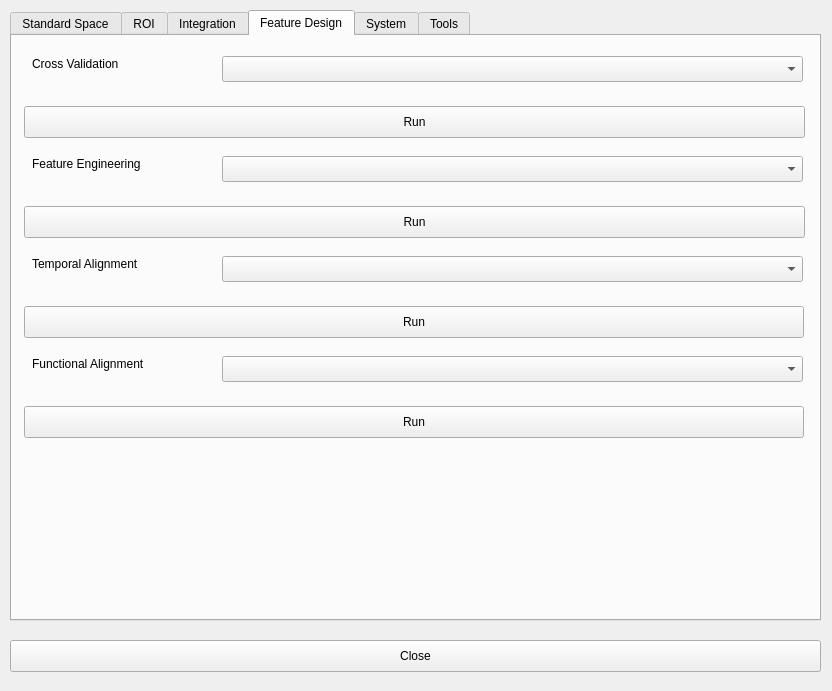
First picture: the form in GUI/frmFeatureAnalysisGUI.ui, repository myousefnezhad/easyfmri, before the edit.
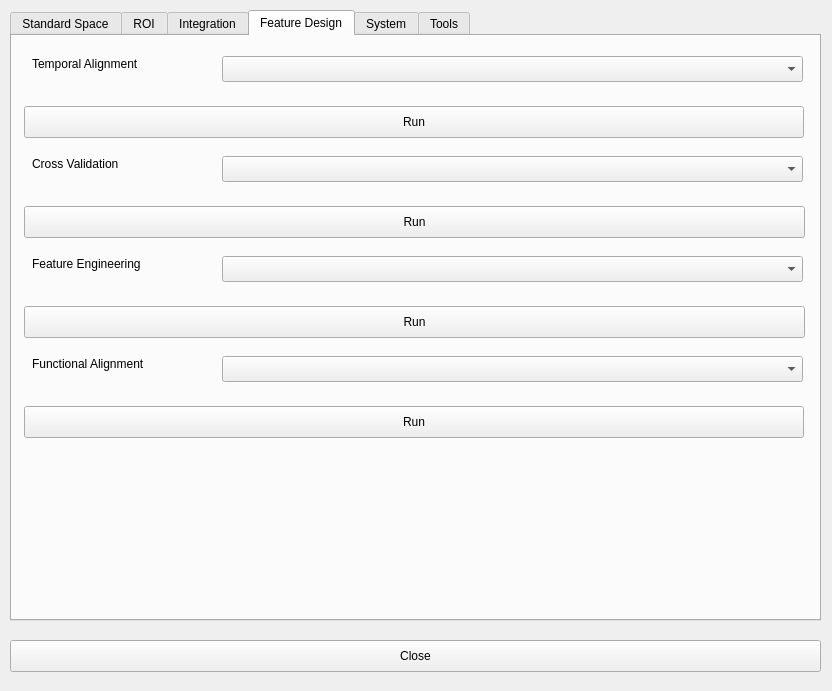
Second picture: the form after the edit. The open tabs and pages were chosen to show the change.

Diff of the .ui file:
```diff
--- a/GUI/frmFeatureAnalysisGUI.ui
+++ b/GUI/frmFeatureAnalysisGUI.ui
@@ -2281,7 +2281,7 @@
      <property name="geometry">
       <rect>
        <x>20</x>
-       <y>120</y>
+       <y>220</y>
        <width>191</width>
        <height>16</height>
       </rect>
@@ -2294,7 +2294,7 @@
      <property name="geometry">
       <rect>
        <x>210</x>
-       <y>120</y>
+       <y>220</y>
        <width>581</width>
        <height>26</height>
       </rect>
@@ -2304,7 +2304,7 @@
      <property name="geometry">
       <rect>
        <x>12</x>
-       <y>170</y>
+       <y>270</y>
        <width>781</width>
        <height>32</height>
       </rect>
@@ -2317,7 +2317,7 @@
      <property name="geometry">
       <rect>
        <x>20</x>
-       <y>20</y>
+       <y>120</y>
        <width>191</width>
        <height>16</height>
       </rect>
@@ -2330,7 +2330,7 @@
      <property name="geometry">
       <rect>
        <x>12</x>
-       <y>70</y>
+       <y>170</y>
        <width>781</width>
        <height>32</height>
       </rect>
@@ -2343,7 +2343,7 @@
      <property name="geometry">
       <rect>
        <x>210</x>
-       <y>20</y>
+       <y>120</y>
        <width>581</width>
        <height>26</height>
       </rect>
@@ -2366,7 +2366,7 @@
      <property name="geometry">
       <rect>
        <x>210</x>
-       <y>220</y>
+       <y>20</y>
        <width>581</width>
        <height>26</height>
       </rect>
@@ -2389,7 +2389,7 @@
      <property name="geometry">
       <rect>
        <x>12</x>
-       <y>270</y>
+       <y>70</y>
        <width>780</width>
        <height>32</height>
       </rect>
@@ -2402,7 +2402,7 @@
      <property name="geometry">
       <rect>
        <x>20</x>
-       <y>220</y>
+       <y>20</y>
        <width>191</width>
        <height>16</height>
       </rect>
```
